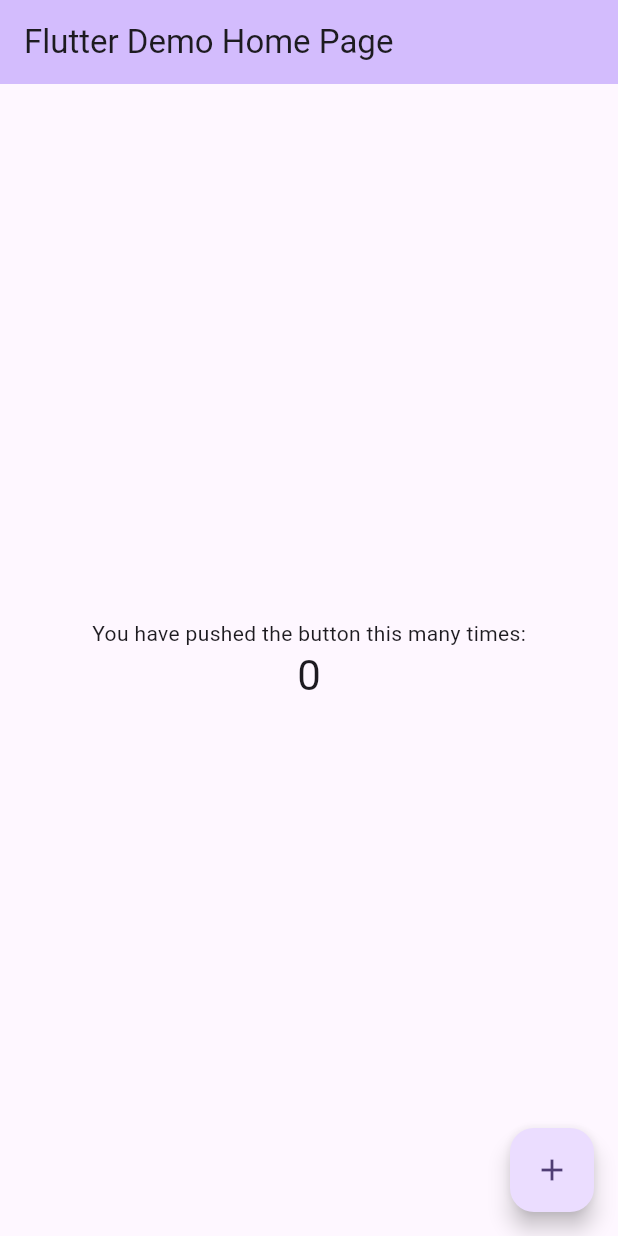
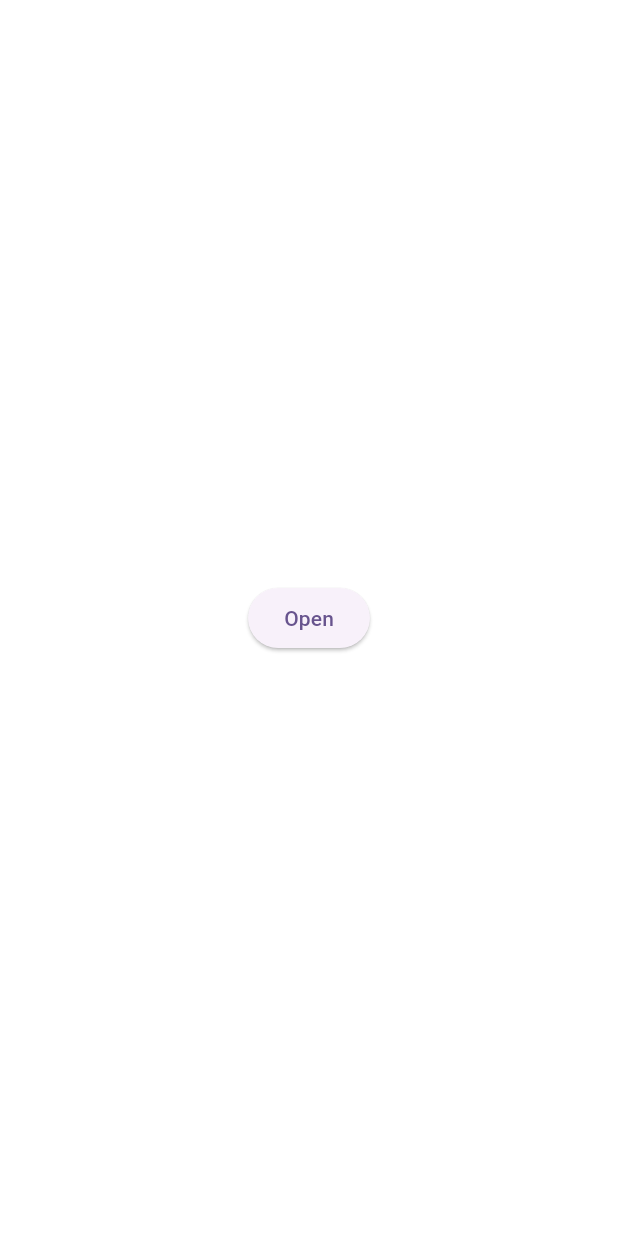
Before and after one commit to javs-nojs/widgets_flutter, a Flutter app: the screen it shows after launch, on a phone screen of 412 x 824 dp. Run offline on Flutter 3.47's test engine with Material 3 defaults, Android fonts, the phone set to English and light mode, and no system bars.

Commit message:
Material Button

```diff
--- a/lib/main.dart
+++ b/lib/main.dart
@@ -1,4 +1,5 @@
 import 'package:flutter/material.dart';
+import 'package:widgets_flutter/widgets/material_banner.dart';
 
 void main() {
   runApp(const MyApp());
@@ -7,119 +8,15 @@ void main() {
 class MyApp extends StatelessWidget {
   const MyApp({super.key});
 
-  // This widget is the root of your application.
   @override
   Widget build(BuildContext context) {
     return MaterialApp(
       title: 'Flutter Demo',
       theme: ThemeData(
-        // This is the theme of your application.
-        //
-        // TRY THIS: Try running your application with "flutter run". You'll see
-        // the application has a purple toolbar. Then, without quitting the app,
-        // try changing the seedColor in the colorScheme below to Colors.green
-        // and then invoke "hot reload" (save your changes or press the "hot
-        // reload" button in a Flutter-supported IDE, or press "r" if you used
-        // the command line to start the app).
-        //
-        // Notice that the counter didn't reset back to zero; the application
-        // state is not lost during the reload. To reset the state, use hot
-        // restart instead.
-        //
-        // This works for code too, not just values: Most code changes can be
-        // tested with just a hot reload.
         colorScheme: ColorScheme.fromSeed(seedColor: Colors.deepPurple),
         useMaterial3: true,
       ),
-      home: const MyHomePage(title: 'Flutter Demo Home Page'),
+      home: const Example(),
     );
   }
 }
-
-class MyHomePage extends StatefulWidget {
-  const MyHomePage({super.key, required this.title});
-
-  // This widget is the home page of your application. It is stateful, meaning
-  // that it has a State object (defined below) that contains fields that affect
-  // how it looks.
-
-  // This class is the configuration for the state. It holds the values (in this
-  // case the title) provided by the parent (in this case the App widget) and
-  // used by the build method of the State. Fields in a Widget subclass are
-  // always marked "final".
-
-  final String title;
-
-  @override
-  State<MyHomePage> createState() => _MyHomePageState();
-}
-
-class _MyHomePageState extends State<MyHomePage> {
-  int _counter = 0;
-
-  void _incrementCounter() {
-    setState(() {
-      // This call to setState tells the Flutter framework that something has
-      // changed in this State, which causes it to rerun the build method below
-      // so that the display can reflect the updated values. If we changed
-      // _counter without calling setState(), then the build method would not be
-      // called again, and so nothing would appear to happen.
-      _counter++;
-    });
-  }
-
-  @override
-  Widget build(BuildContext context) {
-    // This method is rerun every time setState is called, for instance as done
-    // by the _incrementCounter method above.
-    //
-    // The Flutter framework has been optimized to make rerunning build methods
-    // fast, so that you can just rebuild anything that needs updating rather
-    // than having to individually change instances of widgets.
-    return Scaffold(
-      appBar: AppBar(
-        // TRY THIS: Try changing the color here to a specific color (to
-        // Colors.amber, perhaps?) and trigger a hot reload to see the AppBar
-        // change color while the other colors stay the same.
-        backgroundColor: Theme.of(context).colorScheme.inversePrimary,
-        // Here we take the value from the MyHomePage object that was created by
-        // the App.build method, and use it to set our appbar title.
-        title: Text(widget.title),
-      ),
-      body: Center(
-        // Center is a layout widget. It takes a single child and positions it
-        // in the middle of the parent.
-        child: Column(
-          // Column is also a layout widget. It takes a list of children and
-          // arranges them vertically. By default, it sizes itself to fit its
-          // children horizontally, and tries to be as tall as its parent.
-          //
-          // Column has various properties to control how it sizes itself and
-          // how it positions its children. Here we use mainAxisAlignment to
-          // center the children vertically; the main axis here is the vertical
-          // axis because Columns are vertical (the cross axis would be
-          // horizontal).
-          //
-          // TRY THIS: Invoke "debug painting" (choose the "Toggle Debug Paint"
-          // action in the IDE, or press "p" in the console), to see the
-          // wireframe for each widget.
-          mainAxisAlignment: MainAxisAlignment.center,
-          children: <Widget>[
-            const Text(
-              'You have pushed the button this many times:',
-            ),
-            Text(
-              '$_counter',
-              style: Theme.of(context).textTheme.headlineMedium,
-            ),
-          ],
-        ),
-      ),
-      floatingActionButton: FloatingActionButton(
-        onPressed: _incrementCounter,
-        tooltip: 'Increment',
-        child: const Icon(Icons.add),
-      ), // This trailing comma makes auto-formatting nicer for build methods.
-    );
-  }
-}
--- /dev/null
+++ b/lib/widgets/material_banner.dart
@@ -0,0 +1,29 @@
+import 'package:flutter/material.dart';
+
+class Example extends StatelessWidget {
+  const Example({super.key});
+
+  @override
+  Widget build(BuildContext context) {
+    return Center(
+      child: ElevatedButton(
+          onPressed: () => ScaffoldMessenger.of(context).showMaterialBanner(
+                MaterialBanner(
+                  padding: const EdgeInsets.all(20.0),
+                  backgroundColor: Colors.red,
+                  elevation: 5,
+                  leading: const Icon(Icons.notifications_active_outlined),
+                  content: const Text('hello'),
+                  actions: <Widget>[
+                    TextButton(
+                      onPressed: () => ScaffoldMessenger.of(context)
+                          .hideCurrentMaterialBanner(),
+                      child: const Text('dissmis'),
+                    ),
+                  ],
+                ),
+              ),
+          child: const Text('Open')),
+    );
+  }
+}
```
Also changed, not shown: 1 other file.
